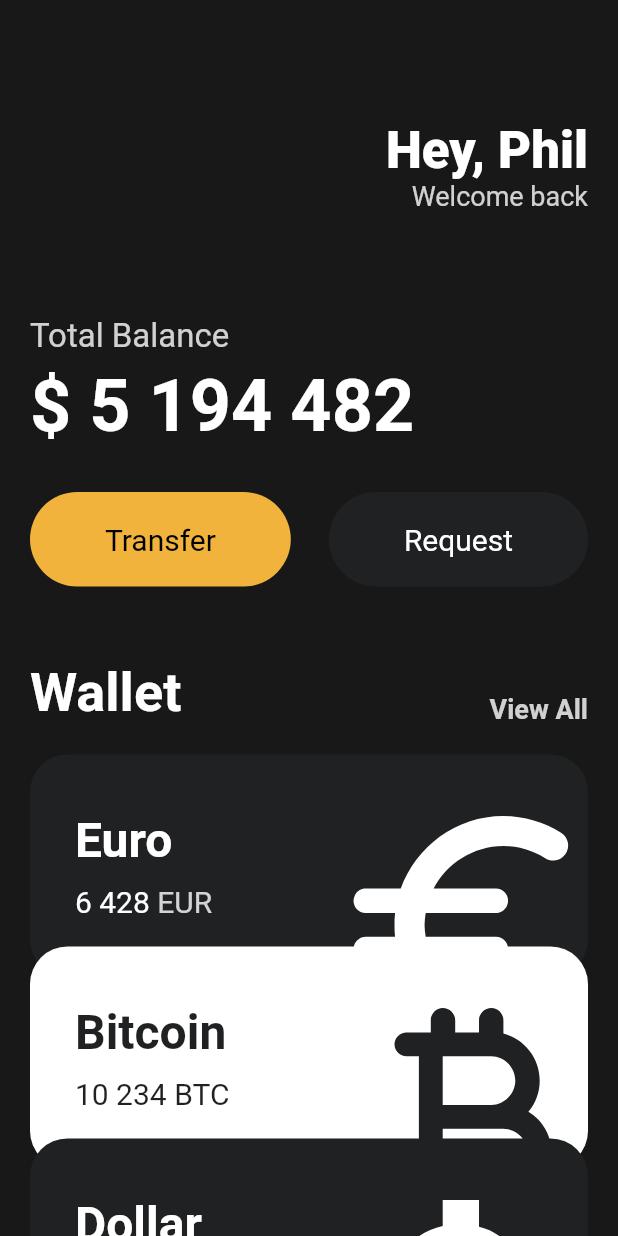
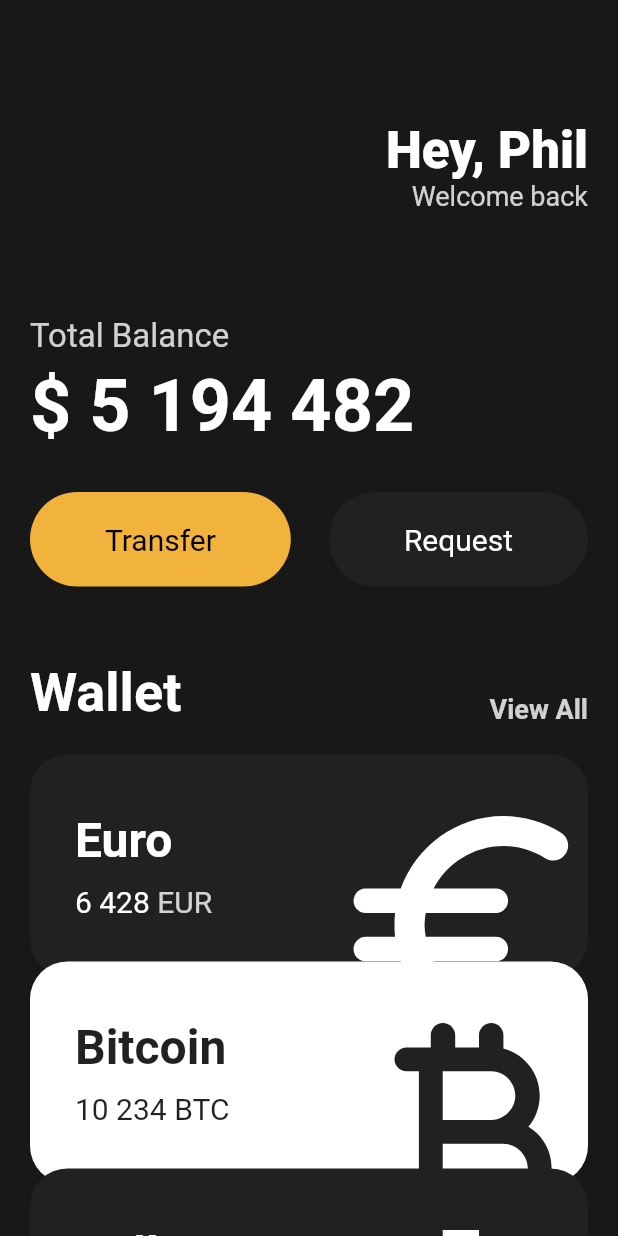
Before and after one commit to cold-pumpkin/toonflix, a Flutter app: the screen it shows after launch, on a phone screen of 412 x 824 dp. Run offline on Flutter 3.47's test engine with Material 2 defaults, Android fonts, the phone set to English and light mode, and no system bars.

Commit message:
UI Challenge - Code Challenge

```diff
--- a/lib/main.dart
+++ b/lib/main.dart
@@ -115,28 +115,25 @@ class MyApp extends StatelessWidget {
               name: 'Euro',
               code: 'EUR',
               amount: '6 428',
+              order: 0,
               icon: Icons.euro_rounded,
               isInverted: false,
             ),
-            Transform.translate(
-              offset: const Offset(0, -20),
-              child: const CurrencyCard(
+            const CurrencyCard(
               name: 'Bitcoin',
               code: 'BTC',
               amount: '10 234',
+              order: 1,
               icon: Icons.currency_bitcoin_rounded,
               isInverted: true,
             ),
-            ),
-            Transform.translate(
-              offset: const Offset(0, -40),
-              child: const CurrencyCard(
+            const CurrencyCard(
               name: 'Dollar',
               code: 'USD',
               amount: '12 445',
+              order: 2,
               icon: Icons.attach_money_outlined,
               isInverted: false,
-              ),
             ),
           ]),
         ),
--- a/lib/widgets/curreny_card.dart
+++ b/lib/widgets/curreny_card.dart
@@ -3,6 +3,7 @@ import 'package:flutter/material.dart';
 class CurrencyCard extends StatelessWidget {
   final String name, code, amount;
   final IconData icon;
+  final int order;
   final bool isInverted;
 
   final _blackColor = const Color(0xFF1F2123); // private
@@ -12,13 +13,16 @@ class CurrencyCard extends StatelessWidget {
     required this.name,
     required this.code,
     required this.amount,
+    required this.order,
     required this.icon,
     required this.isInverted,
   });
 
   @override
   Widget build(BuildContext context) {
-    return Container(
+    return Transform.translate(
+      offset: Offset(0, order * -10),
+      child: Container(
         clipBehavior: Clip.hardEdge, // 내부요소가 넘치는 경우 자르기
         decoration: BoxDecoration(
           color: isInverted ? Colors.white : _blackColor,
@@ -88,6 +92,7 @@ class CurrencyCard extends StatelessWidget {
             ],
           ),
         ),
+      ),
     );
   }
 }
```
Lines whose indentation alone changed are shown as unchanged.
